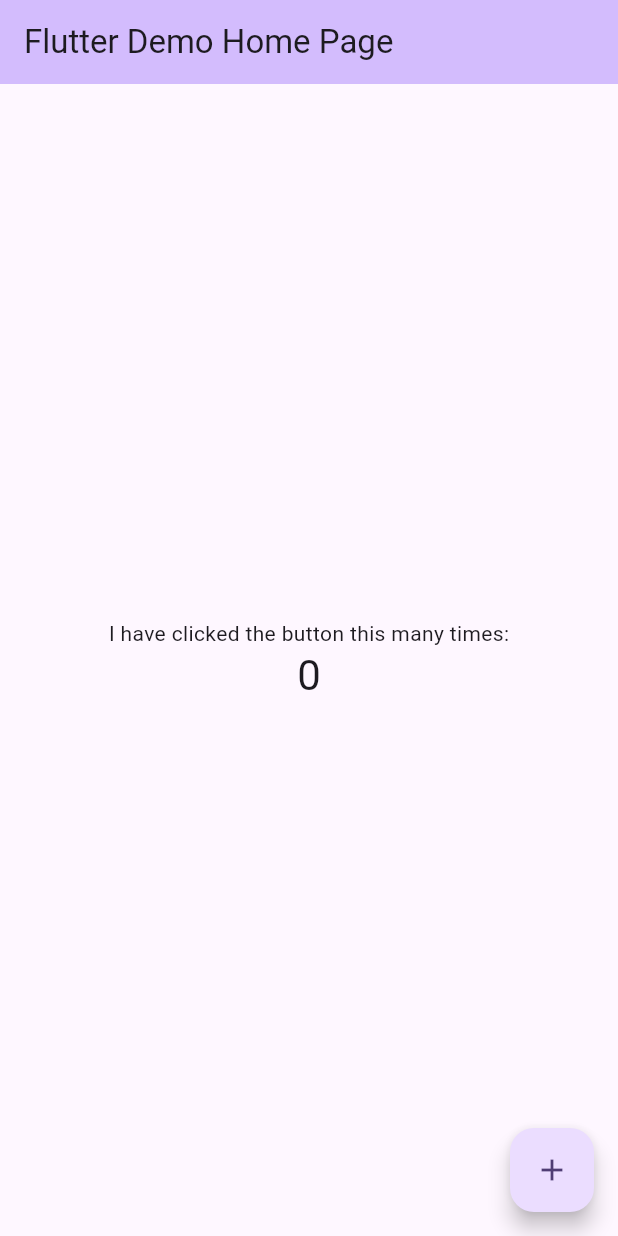
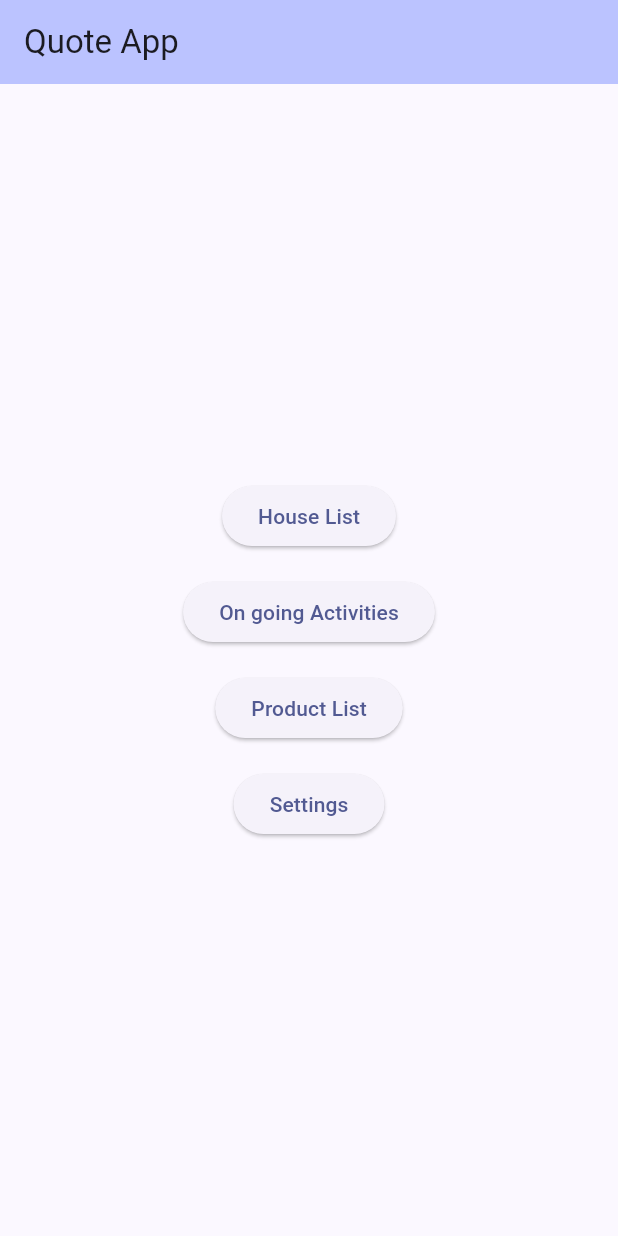
Before and after one commit to KaveeshaM/Interior-Quoting-App-Flutter, a Flutter app: the screen it shows after launch, on a phone screen of 412 x 824 dp. Run offline on Flutter 3.47's test engine with Material 3 defaults, Android fonts, the phone set to English and light mode, and no system bars; our stand-ins replace firebase_core; accounts and stored records are empty; statements that could not run were skipped.

Commit message:
add Basic main page

```diff
--- a/quoteapp/lib/main.dart
+++ b/quoteapp/lib/main.dart
@@ -13,116 +13,63 @@
 class MyApp extends StatelessWidget {
   const MyApp({super.key});
 
-  // This widget is the root of your application.
   @override
   Widget build(BuildContext context) {
     return MaterialApp(
-      title: 'Flutter Demo',
+      title: 'Quote App',
       theme: ThemeData(
-        // This is the theme of your application.
-        //
-        // TRY THIS: Try running your application with "flutter run". You'll see
-        // the application has a purple toolbar. Then, without quitting the app,
-        // try changing the seedColor in the colorScheme below to Colors.green
-        // and then invoke "hot reload" (save your changes or press the "hot
-        // reload" button in a Flutter-supported IDE, or press "r" if you used
-        // the command line to start the app).
-        //
-        // Notice that the counter didn't reset back to zero; the application
-        // state is not lost during the reload. To reset the state, use hot
-        // restart instead.
-        //
-        // This works for code too, not just values: Most code changes can be
-        // tested with just a hot reload.
-        colorScheme: .fromSeed(seedColor: Colors.deepPurple),
+        colorScheme: ColorScheme.fromSeed(
+          seedColor: const Color.fromARGB(255, 1, 12, 82),
+        ),
       ),
-      home: const MyHomePage(title: 'Flutter Demo Home Page'),
+      home: const MyHomePage(),
     );
   }
 }
 
-class MyHomePage extends StatefulWidget {
-  const MyHomePage({super.key, required this.title});
-
-  // This widget is the home page of your application. It is stateful, meaning
-  // that it has a State object (defined below) that contains fields that affect
-  // how it looks.
-
-  // This class is the configuration for the state. It holds the values (in this
-  // case the title) provided by the parent (in this case the App widget) and
-  // used by the build method of the State. Fields in a Widget subclass are
-  // always marked "final".
-
-  final String title;
-
-  @override
-  State<MyHomePage> createState() => _MyHomePageState();
-}
-
-class _MyHomePageState extends State<MyHomePage> {
-  int _counter = 0;
-
-  void _incrementCounter() {
-    setState(() {
-      // This call to setState tells the Flutter framework that something has
-      // changed in this State, which causes it to rerun the build method below
-      // so that the display can reflect the updated values. If we changed
-      // _counter without calling setState(), then the build method would not be
-      // called again, and so nothing would appear to happen.
-      _counter++;
-    });
-  }
-
+class MyHomePage extends StatelessWidget {
+  const MyHomePage({super.key});
   @override
   Widget build(BuildContext context) {
-    // This method is rerun every time setState is called, for instance as done
-    // by the _incrementCounter method above.
-    //
-    // The Flutter framework has been optimized to make rerunning build methods
-    // fast, so that you can just rebuild anything that needs updating rather
-    // than having to individually change instances of widgets.
     return Scaffold(
       appBar: AppBar(
-        // TRY THIS: Try changing the color here to a specific color (to
-        // Colors.amber, perhaps?) and trigger a hot reload to see the AppBar
-        // change color while the other colors stay the same.
+        title: const Text('Quote App'),
         backgroundColor: Theme.of(context).colorScheme.inversePrimary,
-        // Here we take the value from the MyHomePage object that was created by
-        // the App.build method, and use it to set our appbar title.
-        title: Text(widget.title),
       ),
       body: Center(
-        // Center is a layout widget. It takes a single child and positions it
-        // in the middle of the parent.
         child: Column(
-          // Column is also a layout widget. It takes a list of children and
-          // arranges them vertically. By default, it sizes itself to fit its
-          // children horizontally, and tries to be as tall as its parent.
-          //
-          // Column has various properties to control how it sizes itself and
-          // how it positions its children. Here we use mainAxisAlignment to
-          // center the children vertically; the main axis here is the vertical
-          // axis because Columns are vertical (the cross axis would be
-          // horizontal).
-          //
-          // TRY THIS: Invoke "debug painting" (choose the "Toggle Debug Paint"
-          // action in the IDE, or press "p" in the console), to see the
-          // wireframe for each widget.
-          mainAxisAlignment: .center,
+          mainAxisAlignment: MainAxisAlignment.center,
           children: [
-            const Text('I have clicked the button this many times:'),
-            Text(
-              '$_counter',
-              style: Theme.of(context).textTheme.headlineMedium,
+            ElevatedButton(
+              onPressed: () {
+                // Action for Button 1
+              },
+              child: const Text('House List'),
+            ),
+            const SizedBox(height: 16),
+            ElevatedButton(
+              onPressed: () {
+                // Action for Button 2
+              },
+              child: const Text('On going Activities'),
+            ),
+            const SizedBox(height: 16),
+            ElevatedButton(
+              onPressed: () {
+                // Action for Button 3
+              },
+              child: const Text('Product List'),
+            ),
+            const SizedBox(height: 16),
+            ElevatedButton(
+              onPressed: () {
+                // Action for Button 4
+              },
+              child: const Text('Settings'),
             ),
           ],
         ),
       ),
-      floatingActionButton: FloatingActionButton(
-        onPressed: _incrementCounter,
-        tooltip: 'Increment',
-        child: const Icon(Icons.add),
-      ),
     );
   }
 }
--- a/quoteapp/pubspec.yaml
+++ b/quoteapp/pubspec.yaml
@@ -37,6 +37,7 @@
   firebase_core: ^4.10.0
   cloud_firestore: ^6.5.0
   firebase_auth: ^6.5.2
+  provider: ^6.1.5+1
 
 dev_dependencies:
   flutter_test:
```
Also changed, not shown: quoteapp/pubspec.lock, 1 other file.
